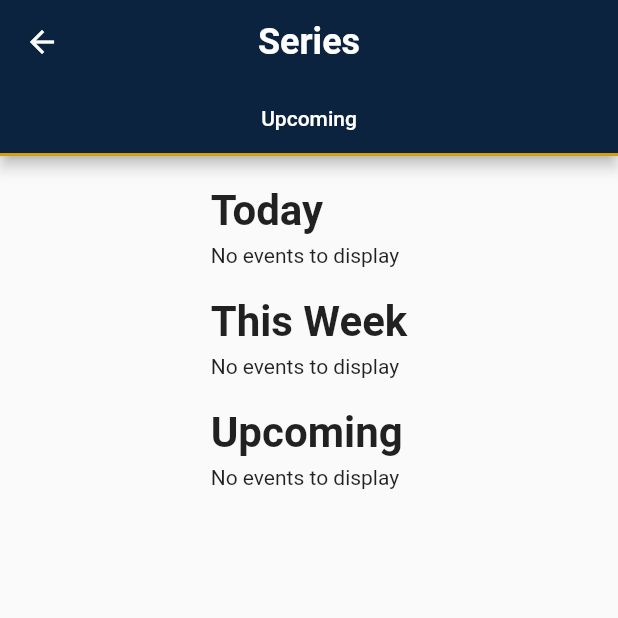
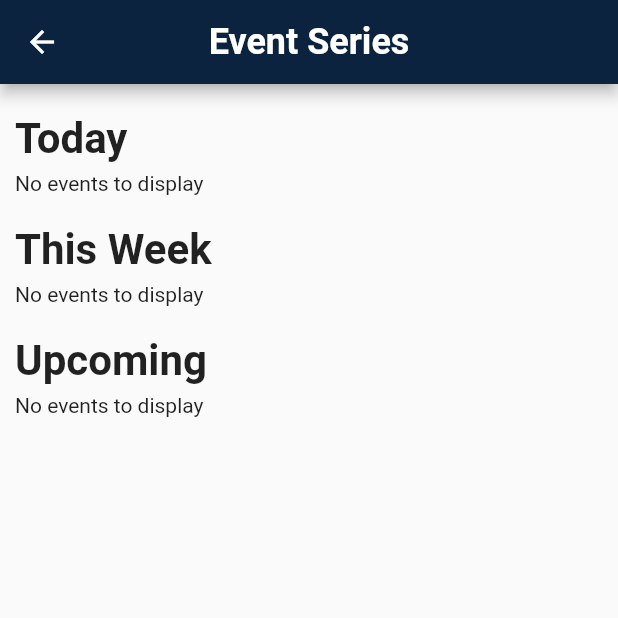
Before and after one commit to kfriday32/nd-oncampus, a Flutter app: the SeriesList screen opened directly with empty values, on a phone screen of 412 x 824 dp, the top half of it. Run offline on Flutter 3.47's test engine with Material 2 defaults, Android fonts, the phone set to English and light mode, and no system bars; our stand-ins replace syncfusion_flutter_calendar; missing offline and left inert: fuzzy; network calls fail.

Commit message:
event series page done

```diff
--- a/flutter_ui/lib/src/event_series_page.dart
+++ b/flutter_ui/lib/src/event_series_page.dart
@@ -1,16 +1,8 @@
-import 'package:intl/intl.dart';
-import 'event_detail_page.dart';
 import 'package:flutter/material.dart';
-import 'package:flutter_ui/src/interests_page.dart';
-import 'package:flutter_ui/src/user_page.dart';
 import 'package:http/http.dart' as http;
 import 'dart:convert';
-import 'navigation.dart';
-import 'events_page.dart';
-import 'package:fuzzy/fuzzy.dart';
 import 'events_list.dart';
 import 'helpers.dart';
-import 'home_page.dart';
 
 class SeriesList extends StatefulWidget {
   //final AppNavigator navigator;
@@ -25,31 +17,14 @@ class SeriesList extends StatefulWidget {
   State<SeriesList> createState() => _SeriesListState();
 }
 
-class _SeriesListState extends State<SeriesList>
-    with SingleTickerProviderStateMixin {
-  final List<Tab> myTabs = [
-    const Tab(text: 'Upcoming'),
-  ];
-
-  late TabController _tabController;
-  bool displaySearch = false;
-  final searchCont = TextEditingController();
+class _SeriesListState extends State<SeriesList> {
   bool _isAllLoading = false; //true;
-  bool _showErrorScreen = false;
 
   @override
   void initState() {
     super.initState();
-    // Initialize the controller with the number of tabs and this class as the provider
-    _tabController = TabController(length: myTabs.length, vsync: this);
+
     _loadSeriesEvents();
-  }
-
-  @override
-  void dispose() {
-    _tabController
-        .dispose(); // Dispose of the controller when the widget is removed from the tree
-    super.dispose();
   }
 
   @override
@@ -63,39 +38,27 @@ class _SeriesListState extends State<SeriesList>
           onPressed: () => Navigator.of(context).pop(),
         ),
         title: const Text(
-          'Series',
+          'Event Series',
           style: TextStyle(
             fontWeight: FontWeight.bold,
             fontSize: 24.0,
           ),
         ),
-        bottom: TabBar(
-          controller: _tabController, // Set the controller for the TabBar
-          tabs: myTabs,
-          indicatorColor: const Color(0xFFd39F10),
-        ),
       ),
       body: Column(
         children: [
           Expanded(
-            child: TabBarView(
-              controller: _tabController,
-              children: [
-                _isAllLoading
+            child: _isAllLoading
                 ? const Center(child: CircularProgressIndicator())
                 : SingleChildScrollView(
-                        child: Column(
-                          children: [
+                    child: Column(children: [
                       const SizedBox(),
                       EventsList(
                           eventDataToday: widget.eventDataToday,
                           eventDataThisWeek: widget.eventDataThisWeek,
                           eventDataUpcoming: widget.eventDataUpcoming,
                           refreshFollowing: () => {}),
-                          ],
-                        ),
-                      ),
-              ],
+                    ]),
                   ),
           ),
         ],
@@ -110,7 +73,8 @@ class _SeriesListState extends State<SeriesList>
       });
     }
     try {
-      final response = await http.get(Uri.parse('${Helpers.getUri()}/series?seriesId=${widget.seriesId}'));
+      final response = await http.get(
+          Uri.parse('${Helpers.getUri()}/series?seriesId=${widget.seriesId}'));
 
       if (response.statusCode == 200) {
         if (mounted) {
--- a/flutter_ui/lib/src/home_page.dart
+++ b/flutter_ui/lib/src/home_page.dart
@@ -50,8 +50,8 @@ class _HomePageState extends State<HomePage>
     // Initialize the controller with the number of tabs and this class as the provider
     _tabController = TabController(length: myTabs.length, vsync: this);
     _loadAllEvents();
-    // _loadSuggestedEvents();
-    // _loadFollowingEvents();
+    _loadSuggestedEvents();
+    _loadFollowingEvents();
   }
 
   @override
```
Also changed, not shown: flutter_ui/lib/src/event_detail_page.dart (+10 -4 lines), 1 other file. Lines whose indentation alone changed are shown as unchanged.
